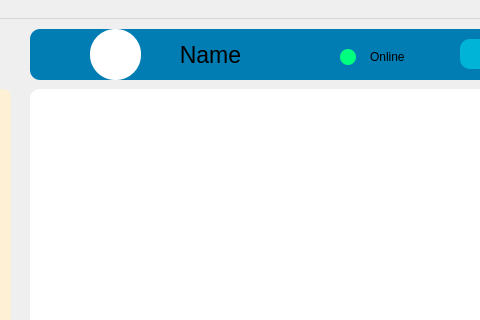
AP-projects-4001/jan-ghahve, file client/mainwindow.ui: the form before one commit; both pictures show x 190 to 670 and y 0 to 320 of the 839 by 549 pixel window.
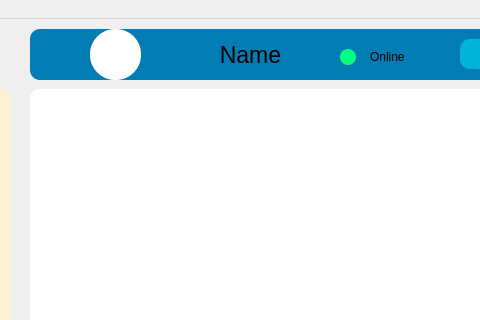
The form after the commit. Icons and pictures are not drawn.

What changed in the file:
```diff
--- a/client/mainwindow.ui
+++ b/client/mainwindow.ui
@@ -219,9 +219,9 @@
     <widget class="QPushButton" name="pbn_contact_name">
      <property name="geometry">
       <rect>
-       <x>120</x>
+       <x>140</x>
        <y>10</y>
-       <width>121</width>
+       <width>161</width>
        <height>31</height>
       </rect>
      </property>
```
